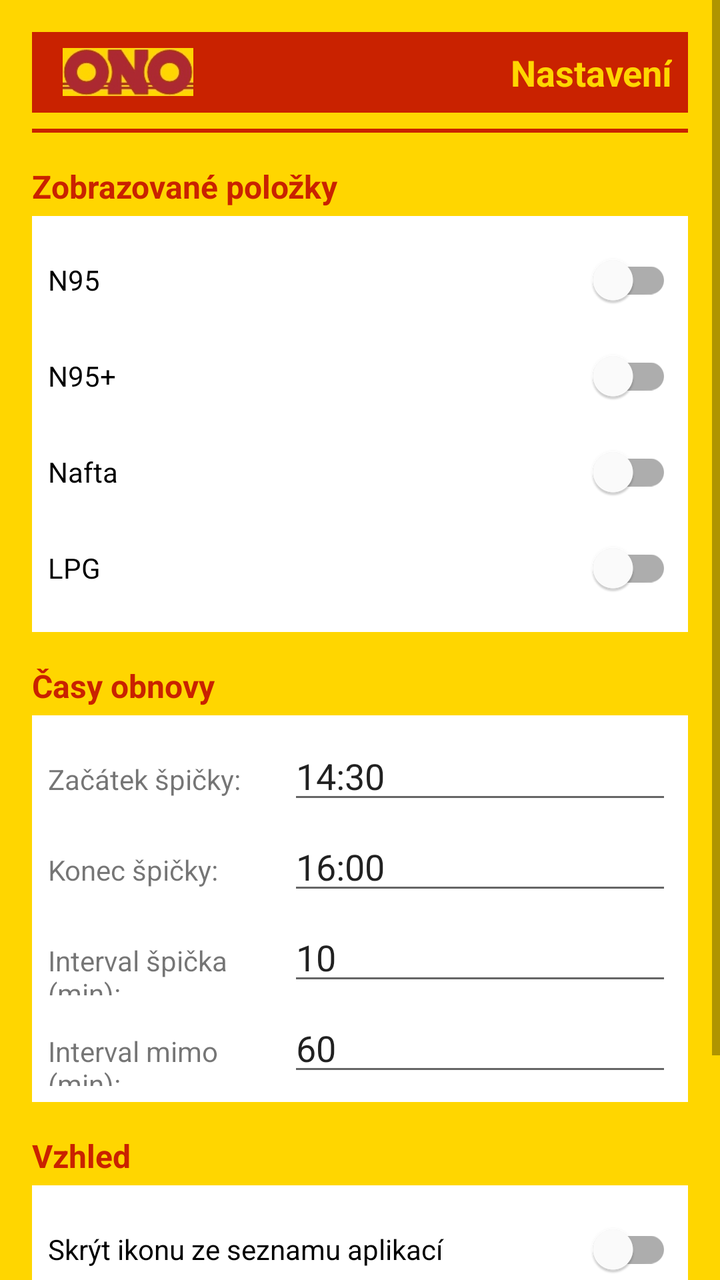
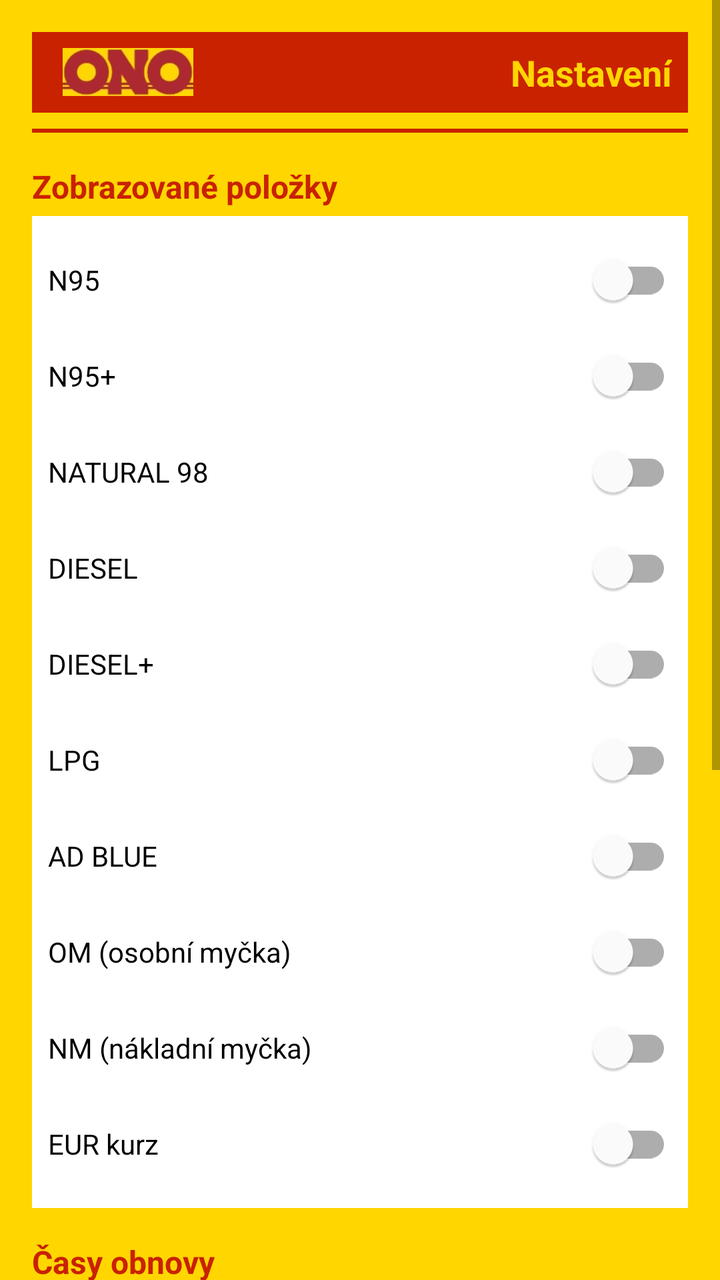

The first picture is an Android layout as it rendered before a commit; the second is the same layout after the commit. The layout source and the unified diff follow.
<!-- AndroidManifest.xml: activity theme Theme.TankONOWidget -->
<!-- res/layout/activity_main.xml -->
<?xml version="1.0" encoding="utf-8"?>

<ScrollView xmlns:android="http://schemas.android.com/apk/res/android"
    android:layout_width="match_parent"
    android:layout_height="match_parent"
    android:background="@color/yellow">

    <LinearLayout
        android:layout_width="match_parent"
        android:layout_height="wrap_content"
        android:orientation="vertical"
        android:padding="16dp">

        
        <LinearLayout
            android:layout_width="match_parent"
            android:layout_height="wrap_content"
            android:orientation="horizontal"
            android:gravity="center_vertical"
            android:background="@color/red"
            android:padding="8dp">

            <ImageView
                android:layout_width="80dp"
                android:layout_height="24dp"
                android:src="@drawable/logo"
                android:scaleType="fitCenter" />

            <TextView
                android:layout_width="0dp"
                android:layout_weight="1"
                android:layout_height="wrap_content"
                android:text="Nastavení"
                android:textSize="18sp"
                android:textColor="@color/yellow"
                android:textStyle="bold"
                android:gravity="end" />

        </LinearLayout>

        
        <LinearLayout
            android:layout_width="match_parent"
            android:layout_height="wrap_content"
            android:orientation="horizontal"
            android:layout_marginTop="8dp"
            android:layout_marginBottom="8dp">

            <View
                android:layout_width="0dp"
                android:layout_weight="1"
                android:layout_height="2dp"
                android:background="@color/red" />

            <View
                android:layout_width="0dp"
                android:layout_weight="3"
                android:layout_height="2dp"
                android:background="@color/red" />

            <View
                android:layout_width="0dp"
                android:layout_weight="1"
                android:layout_height="2dp"
                android:background="@color/red" />

        </LinearLayout>

        
        <TextView
            android:layout_width="wrap_content"
            android:layout_height="wrap_content"
            android:text="Zobrazované položky"
            android:textSize="16sp"
            android:textStyle="bold"
            android:textColor="@color/red"
            android:layout_marginTop="8dp" />

        <LinearLayout
            android:layout_width="match_parent"
            android:layout_height="wrap_content"
            android:orientation="vertical"
            android:background="#FFFFFF"
            android:padding="8dp"
            android:layout_marginTop="4dp">

            <com.google.android.material.switchmaterial.SwitchMaterial
                android:id="@+id/switch_n95"
                android:layout_width="match_parent"
                android:layout_height="wrap_content"
                android:text="N95" />

            <com.google.android.material.switchmaterial.SwitchMaterial
                android:id="@+id/switch_n95p"
                android:layout_width="match_parent"
                android:layout_height="wrap_content"
                android:text="N95+" />

            <com.google.android.material.switchmaterial.SwitchMaterial
                android:id="@+id/switch_nafta"
                android:layout_width="match_parent"
                android:layout_height="wrap_content"
                android:text="Nafta" />

            <com.google.android.material.switchmaterial.SwitchMaterial
                android:id="@+id/switch_lpg"
                android:layout_width="match_parent"
                android:layout_height="wrap_content"
                android:text="LPG" />

        </LinearLayout>

        
        <TextView
            android:layout_width="wrap_content"
            android:layout_height="wrap_content"
            android:text="Časy obnovy"
            android:textSize="16sp"
            android:textStyle="bold"
            android:textColor="@color/red"
            android:layout_marginTop="16dp" />

        <LinearLayout
            android:layout_width="match_parent"
            android:layout_height="wrap_content"
            android:orientation="vertical"
            android:background="#FFFFFF"
            android:padding="8dp"
            android:layout_marginTop="4dp">

            <LinearLayout
                android:layout_width="match_parent"
                android:layout_height="wrap_content"
                android:orientation="horizontal"
                android:layout_marginBottom="4dp">
                <TextView
                    android:layout_width="120dp"
                    android:layout_height="wrap_content"
                    android:text="Začátek špičky:" />
                <EditText
                    android:id="@+id/et_peak_start"
                    android:layout_width="0dp"
                    android:layout_weight="1"
                    android:layout_height="wrap_content"
                    android:inputType="text"
                    android:text="14:30" />
            </LinearLayout>

            <LinearLayout
                android:layout_width="match_parent"
                android:layout_height="wrap_content"
                android:orientation="horizontal"
                android:layout_marginBottom="4dp">
                <TextView
                    android:layout_width="120dp"
                    android:layout_height="wrap_content"
                    android:text="Konec špičky:" />
                <EditText
                    android:id="@+id/et_peak_end"
                    android:layout_width="0dp"
                    android:layout_weight="1"
                    android:layout_height="wrap_content"
                    android:inputType="text"
                    android:text="16:00" />
            </LinearLayout>

            <LinearLayout
                android:layout_width="match_parent"
                android:layout_height="wrap_content"
                android:orientation="horizontal"
                android:layout_marginBottom="4dp">
                <TextView
                    android:layout_width="120dp"
                    android:layout_height="wrap_content"
                    android:text="Interval špička (min):" />
                <EditText
                    android:id="@+id/et_peak_interval"
                    android:layout_width="0dp"
                    android:layout_weight="1"
                    android:layout_height="wrap_content"
                    android:inputType="number"
                    android:text="10" />
            </LinearLayout>

            <LinearLayout
                android:layout_width="match_parent"
                android:layout_height="wrap_content"
                android:orientation="horizontal">
                <TextView
                    android:layout_width="120dp"
                    android:layout_height="wrap_content"
                    android:text="Interval mimo (min):" />
                <EditText
                    android:id="@+id/et_off_peak_interval"
                    android:layout_width="0dp"
                    android:layout_weight="1"
                    android:layout_height="wrap_content"
                    android:inputType="number"
                    android:text="60" />
            </LinearLayout>

        </LinearLayout>

        
        <TextView
            android:layout_width="wrap_content"
            android:layout_height="wrap_content"
            android:text="Vzhled"
            android:textSize="16sp"
            android:textStyle="bold"
            android:textColor="@color/red"
            android:layout_marginTop="16dp" />

        <LinearLayout
            android:layout_width="match_parent"
            android:layout_height="wrap_content"
            android:orientation="vertical"
            android:background="#FFFFFF"
            android:padding="8dp"
            android:layout_marginTop="4dp">

            <com.google.android.material.switchmaterial.SwitchMaterial
                android:id="@+id/switch_hide_icon"
                android:layout_width="match_parent"
                android:layout_height="wrap_content"
                android:text="Skrýt ikonu ze seznamu aplikací" />

        </LinearLayout>

        
        <LinearLayout
            android:layout_width="match_parent"
            android:layout_height="wrap_content"
            android:orientation="horizontal"
            android:layout_marginTop="16dp">

            <Button
                android:id="@+id/btn_save"
                android:layout_width="0dp"
                android:layout_weight="1"
                android:layout_height="wrap_content"
                android:text="Uložit"
                android:backgroundTint="@color/red"
                android:layout_marginEnd="8dp" />

            <Button
                android:id="@+id/btn_update_now"
                android:layout_width="0dp"
                android:layout_weight="1"
                android:layout_height="wrap_content"
                android:text="Aktualizovat nyní"
                android:backgroundTint="@color/red" />

        </LinearLayout>

        
        <TextView
            android:id="@+id/tv_last_update"
            android:layout_width="match_parent"
            android:layout_height="wrap_content"
            android:text="Poslední aktualizace: --:--:--"
            android:textSize="12sp"
            android:textColor="#666666"
            android:gravity="center"
            android:layout_marginTop="16dp" />

    </LinearLayout>

</ScrollView>
<!-- resources referenced by this layout -->
<resources>
  <color name="red">#C92200</color>
  <color name="yellow">#FFD600</color>
  <!-- drawable logo: jpg bitmap (drawable-hdpi, 9158 bytes) -->
  <style name="Theme.TankONOWidget" parent="Theme.MaterialComponents.DayNight.NoActionBar">
          <item name="colorPrimary">@color/tankono_red</item>
          <item name="colorPrimaryVariant">@color/tankono_red</item>
          <item name="colorOnPrimary">@color/white</item>
          <item name="colorSecondary">@color/tankono_yellow</item>
          <item name="colorSecondaryVariant">@color/tankono_yellow</item>
          <item name="colorOnSecondary">@color/black</item>
          <item name="android:statusBarColor">@color/tankono_red</item>
      </style>
  <color name="tankono_red">#C92200</color>
  <color name="white">#FFFFFF</color>
  <color name="tankono_yellow">#FFD600</color>
  <color name="black">#000000</color>
</resources>

<!-- the commit's change to res/layout/activity_main.xml (unified diff, before → after) -->
@@ -1,6 +1,7 @@
 <?xml version="1.0" encoding="utf-8"?>
 
 <ScrollView xmlns:android="http://schemas.android.com/apk/res/android"
+    xmlns:app="http://schemas.android.com/apk/res-auto"
     android:layout_width="match_parent"
     android:layout_height="match_parent"
     android:background="@color/yellow">
@@ -97,16 +98,52 @@
                 android:text="N95+" />
 
             <com.google.android.material.switchmaterial.SwitchMaterial
-                android:id="@+id/switch_nafta"
-                android:layout_width="match_parent"
-                android:layout_height="wrap_content"
-                android:text="Nafta" />
+                android:id="@+id/switch_n98"
+                android:layout_width="match_parent"
+                android:layout_height="wrap_content"
+                android:text="NATURAL 98" />
+
+            <com.google.android.material.switchmaterial.SwitchMaterial
+                android:id="@+id/switch_diesel"
+                android:layout_width="match_parent"
+                android:layout_height="wrap_content"
+                android:text="DIESEL" />
+
+            <com.google.android.material.switchmaterial.SwitchMaterial
+                android:id="@+id/switch_diesel_plus"
+                android:layout_width="match_parent"
+                android:layout_height="wrap_content"
+                android:text="DIESEL+" />
 
             <com.google.android.material.switchmaterial.SwitchMaterial
                 android:id="@+id/switch_lpg"
                 android:layout_width="match_parent"
                 android:layout_height="wrap_content"
                 android:text="LPG" />
+
+            <com.google.android.material.switchmaterial.SwitchMaterial
+                android:id="@+id/switch_adblue"
+                android:layout_width="match_parent"
+                android:layout_height="wrap_content"
+                android:text="AD BLUE" />
+
+            <com.google.android.material.switchmaterial.SwitchMaterial
+                android:id="@+id/switch_om"
+                android:layout_width="match_parent"
+                android:layout_height="wrap_content"
+                android:text="OM (osobní myčka)" />
+
+            <com.google.android.material.switchmaterial.SwitchMaterial
+                android:id="@+id/switch_nm"
+                android:layout_width="match_parent"
+                android:layout_height="wrap_content"
+                android:text="NM (nákladní myčka)" />
+
+            <com.google.android.material.switchmaterial.SwitchMaterial
+                android:id="@+id/switch_euro"
+                android:layout_width="match_parent"
+                android:layout_height="wrap_content"
+                android:text="EUR kurz" />
 
         </LinearLayout>
 
